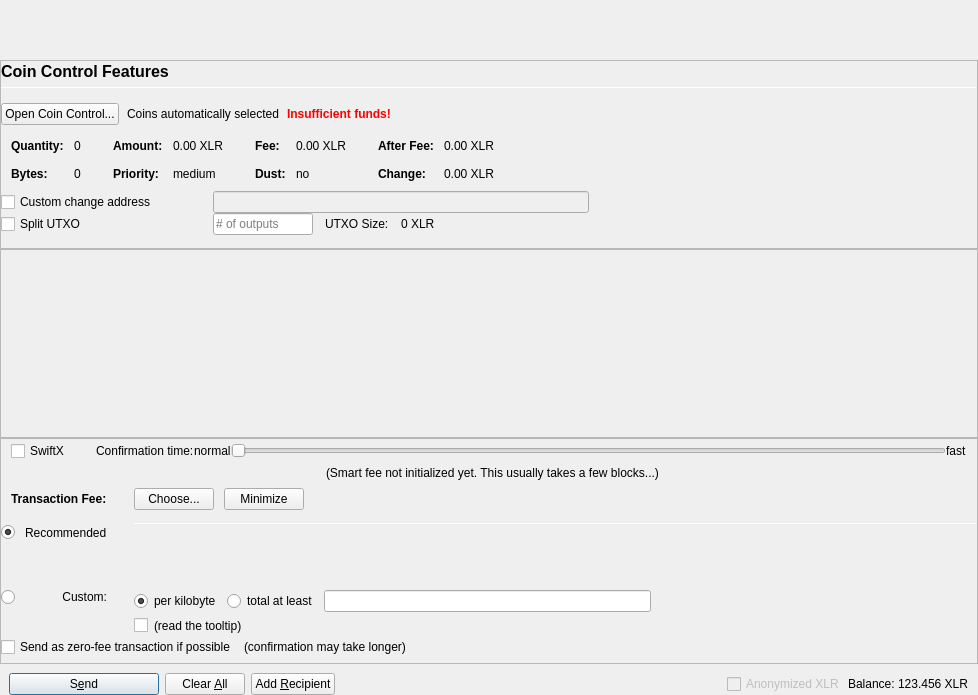
The window that src/qt/forms/sendcoinsdialog.ui (cryptocrowd-xcrc/core-wallet) describes before a commit, drawn with Qt 5.
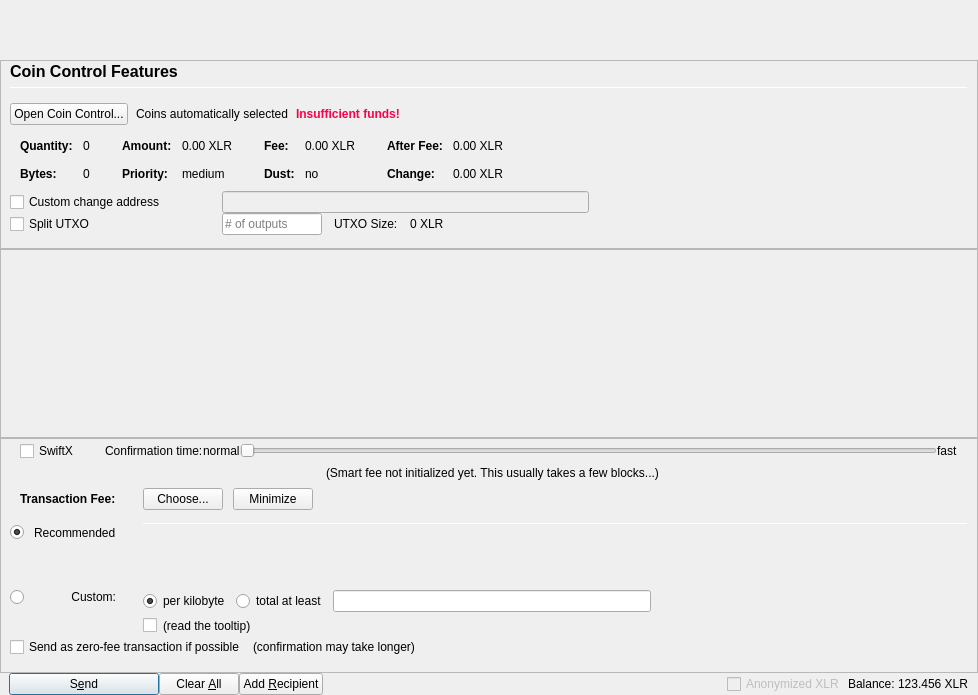
The same window after the commit. Icons and pictures are not drawn. Custom widgets are drawn as their Qt base class.

```diff
--- a/src/qt/forms/sendcoinsdialog.ui
+++ b/src/qt/forms/sendcoinsdialog.ui
@@ -153,16 +153,16 @@
             <number>0</number>
            </property>
            <property name="leftMargin">
-            <number>0</number>
+            <number>9</number>
            </property>
            <property name="topMargin">
             <number>0</number>
            </property>
            <property name="rightMargin">
-            <number>0</number>
+            <number>9</number>
            </property>
            <property name="bottomMargin">
-            <number>0</number>
+            <number>9</number>
            </property>
            <item>
             <widget class="QFrame" name="frameCoinControl_BG">
@@ -284,7 +284,7 @@
                    </font>
                   </property>
                   <property name="styleSheet">
-                   <string notr="true">color:red;font-weight:bold;</string>
+                   <string notr="true">color:#fe0048;font-weight:bold;</string>
                   </property>
                   <property name="text">
                    <string>Insufficient funds!</string>
@@ -945,16 +945,16 @@
             <number>0</number>
            </property>
            <property name="leftMargin">
-            <number>0</number>
+            <number>9</number>
            </property>
            <property name="topMargin">
             <number>0</number>
            </property>
            <property name="rightMargin">
-            <number>0</number>
+            <number>9</number>
            </property>
            <property name="bottomMargin">
-            <number>0</number>
+            <number>9</number>
            </property>
            <item>
             <layout class="QVBoxLayout" name="verticalLayoutFee2" stretch="0,0,0,0">
@@ -1603,6 +1603,18 @@
         <item>
          <widget class="QFrame" name="frame_Send">
           <layout class="QHBoxLayout" name="horizontalLayout">
+           <property name="spacing">
+            <number>0</number>
+           </property>
+           <property name="leftMargin">
+            <number>9</number>
+           </property>
+           <property name="topMargin">
+            <number>0</number>
+           </property>
+           <property name="rightMargin">
+            <number>9</number>
+           </property>
            <property name="bottomMargin">
             <number>0</number>
            </property>
```
Left out of the diff: 12 changed lines with no effect on the pictures.
